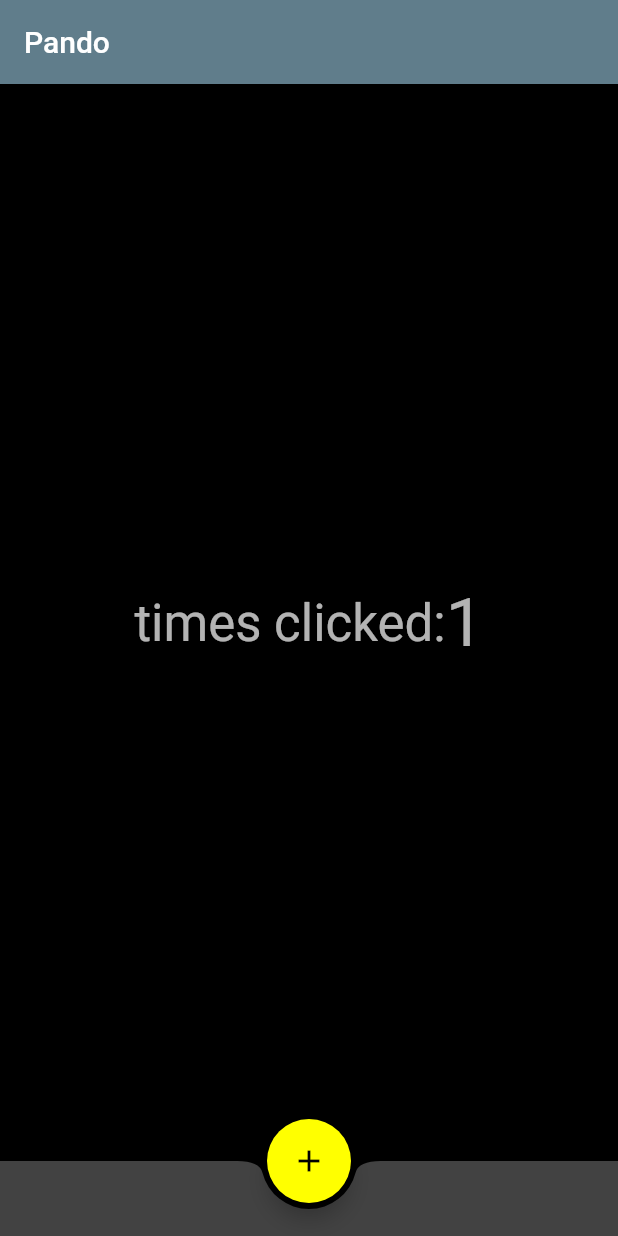
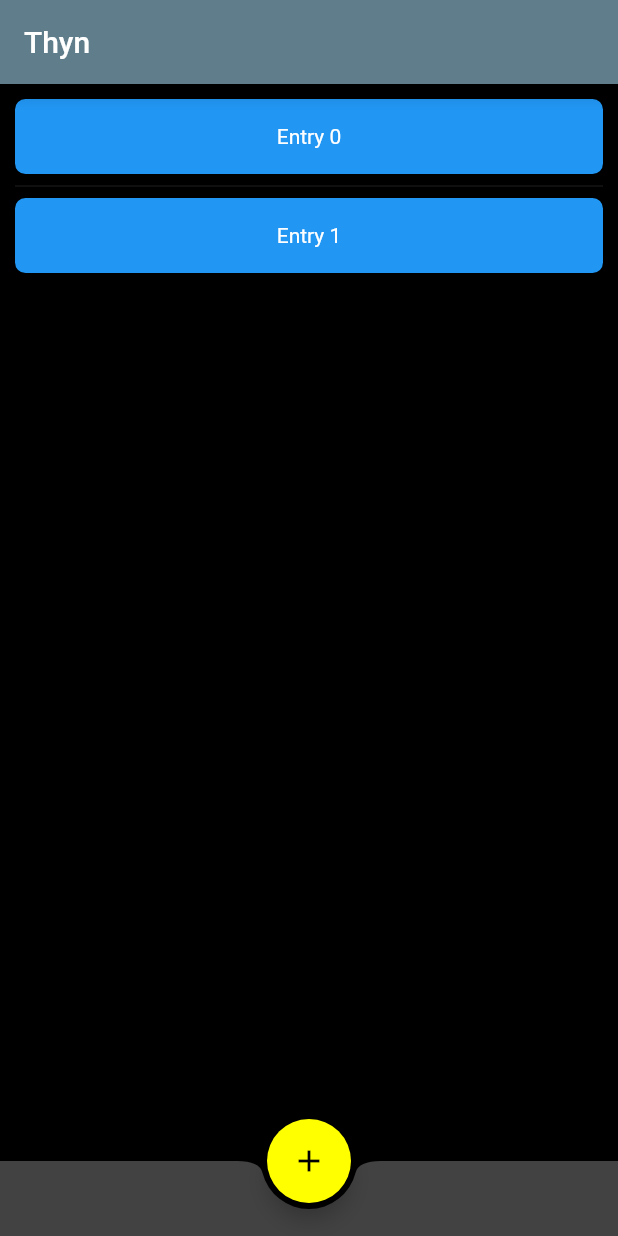
Before and after one commit to hobroker/pando, a Flutter app: the screen it shows after launch, after a tap on the "add" icon, on a phone screen of 412 x 824 dp. Run offline on Flutter 3.47's test engine with Material 2 defaults, Android fonts, the phone set to English and light mode, and no system bars.

Commit message:
Add CenterView and Lists

```diff
--- a/lib/main.dart
+++ b/lib/main.dart
@@ -1,23 +1,23 @@
 import 'package:flutter/material.dart';
-
 import 'pages/home.dart';
 
 void main() {
-  runApp(MyApp());
+  runApp(App());
 }
 
-class MyApp extends StatelessWidget {
-  // This widget is the root of your application.
+class App extends StatelessWidget {
+  final String _title = 'Thyn';
+
   @override
   Widget build(BuildContext context) {
     return MaterialApp(
-      title: 'Flutter Demo',
+      title: _title,
       theme: ThemeData(
         brightness: Brightness.dark,
         primaryColor: Colors.blueGrey,
         accentColor: Colors.yellowAccent,
       ),
-      home: HomePage(title: 'Pando'),
+      home: HomePage(title: _title),
     );
   }
 }
--- a/lib/pages/home.dart
+++ b/lib/pages/home.dart
@@ -1,4 +1,6 @@
 import 'package:flutter/material.dart';
+import 'package:pando/view/CenterView.dart';
+import 'package:pando/view/DefaultListItem.dart';
 
 class HomePage extends StatefulWidget {
   HomePage({Key key, this.title}) : super(key: key);
@@ -9,12 +11,11 @@ class HomePage extends StatefulWidget {
 }
 
 class _HomePageState extends State<HomePage> {
-  int _counter = 0;
+  int _counter = 1;
+  List entries = ['One', 'Two'];
 
   void _incrementCounter() {
-    setState(() {
-      _counter++;
-    });
+    setState(() => _counter++);
   }
 
   @override
@@ -25,18 +26,16 @@ class _HomePageState extends State<HomePage> {
       ),
       backgroundColor: Colors.black,
       body: Center(
-        child: Row(
-          mainAxisAlignment: MainAxisAlignment.center,
-          children: <Widget>[
-            Text(
-              'times clicked:',
-              style: Theme.of(context).textTheme.headline4,
-            ),
-            Text(
-              '$_counter',
-              style: Theme.of(context).textTheme.headline3,
-            ),
-          ],
+        child: CenterView(
+          child: ListView.separated(
+            padding: const EdgeInsets.all(0),
+            itemCount: _counter,
+            itemBuilder: (BuildContext context, int index) {
+              return DefaultListItem(child: Text('Entry $index'));
+            },
+            separatorBuilder: (BuildContext context, int index) =>
+                const Divider(),
+          ),
         ),
       ),
       bottomNavigationBar: BottomAppBar(
--- /dev/null
+++ b/lib/view/CenterView.dart
@@ -0,0 +1,18 @@
+import 'package:flutter/material.dart';
+
+class CenterView extends StatelessWidget {
+  final Widget child;
+
+  CenterView({this.child, Key key}) : super(key: key);
+
+  @override
+  Widget build(BuildContext context) {
+    return Center(
+      child: Container(
+        constraints: BoxConstraints(maxWidth: 700),
+        padding: EdgeInsets.all(10),
+        child: child,
+      ),
+    );
+  }
+}
--- /dev/null
+++ b/lib/view/DefaultListItem.dart
@@ -0,0 +1,17 @@
+import 'package:flutter/material.dart';
+
+class DefaultListItem extends StatelessWidget {
+  final Widget child;
+
+  DefaultListItem({this.child, Key key}) : super(key: key);
+
+  @override
+  Widget build(BuildContext context) {
+    return Container(
+      height: 50,
+      decoration: BoxDecoration(
+          color: Colors.blue, borderRadius: BorderRadius.circular(7)),
+      child: Center(child: child),
+    );
+  }
+}
```
Also changed, not shown: 1 other file.
